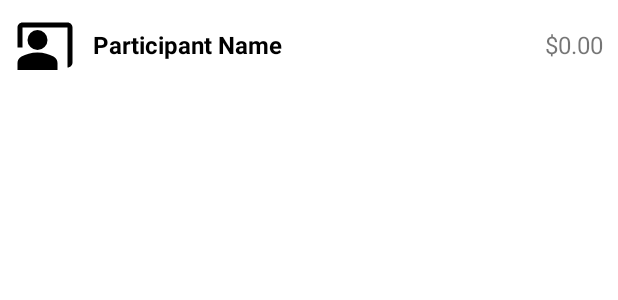
After one commit to mintdunno/Adroid_Dev_ASM_3, an Android app: the layout balance_list_item.xml on its own in the app's theme, with its tools: preview values and no code run, on a phone screen of 412 x 824 dp. The commit adds this screen. Shown: the top 300 px of the screen. Run offline under Robolectric (Android 15) with nearby library versions, the phone set to English and light mode, and no system bars.

Commit message:
add balance page

```diff
--- /dev/null
+++ b/app/src/main/res/layout/balance_list_item.xml
@@ -0,0 +1,47 @@
+<?xml version="1.0" encoding="utf-8"?>
+<LinearLayout xmlns:android="http://schemas.android.com/apk/res/android"
+    android:layout_width="match_parent"
+    android:layout_height="wrap_content"
+    android:orientation="horizontal"
+    android:padding="10dp"
+    android:gravity="center_vertical">
+
+    <ImageView
+        android:id="@+id/ivParticipantAvatar"
+        android:layout_width="40dp"
+        android:layout_height="40dp"
+        android:layout_marginEnd="12dp"
+        android:src="@drawable/ic_user_avatar" />
+
+    <LinearLayout
+        android:layout_width="0dp"
+        android:layout_height="wrap_content"
+        android:layout_weight="1"
+        android:orientation="vertical">
+
+        <TextView
+            android:id="@+id/tvParticipantName"
+            android:layout_width="wrap_content"
+            android:layout_height="wrap_content"
+            android:text="Participant Name"
+            android:textSize="16sp"
+            android:textStyle="bold"
+            android:textColor="@color/black"/>
+
+        <TextView
+            android:id="@+id/tvParticipantSubtitle"
+            android:layout_width="wrap_content"
+            android:layout_height="wrap_content"
+            android:text="Subtitle"
+            android:textSize="14sp"
+            android:visibility="gone"/>
+    </LinearLayout>
+
+    <TextView
+        android:id="@+id/tvParticipantBalance"
+        android:layout_width="wrap_content"
+        android:layout_height="wrap_content"
+        android:text="$0.00"
+        android:textSize="16sp" />
+
+</LinearLayout>
```
Also changed, not shown: app/src/main/java/com/minh/payday/ui/balance/BalanceItem.java (added, +38 -0 lines), app/src/main/java/com/minh/payday/ui/balance/BalancesFragment.java (added, +165 -0 lines), app/src/main/java/com/minh/payday/ui/balance/BalancesViewModel.java (added, +90 -0 lines), app/src/main/java/com/minh/payday/ui/balance/adapters/BalancesAdapter.java (added, +84 -0 lines), app/src/main/java/com/minh/payday/ui/groups/ExpenseDetailsActivity.java (+38 -24 lines), app/src/main/res/layout/fragment_balances.xml (added, +46 -0 lines).
